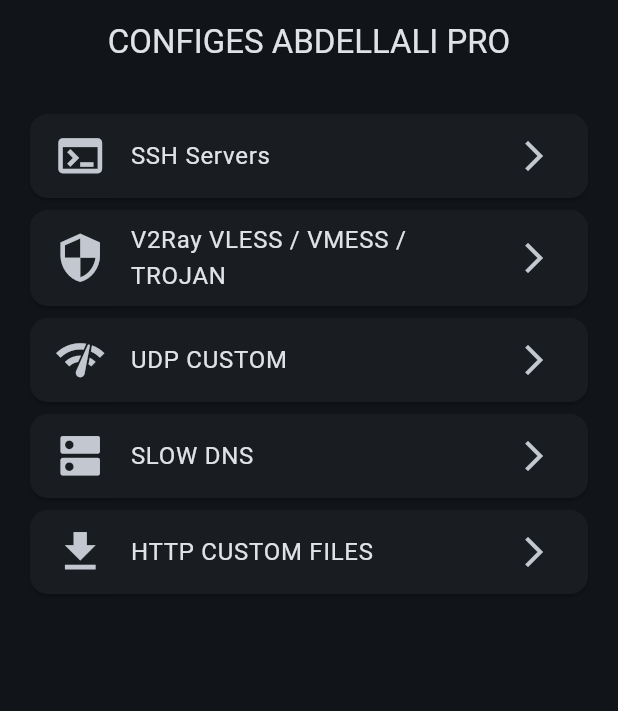
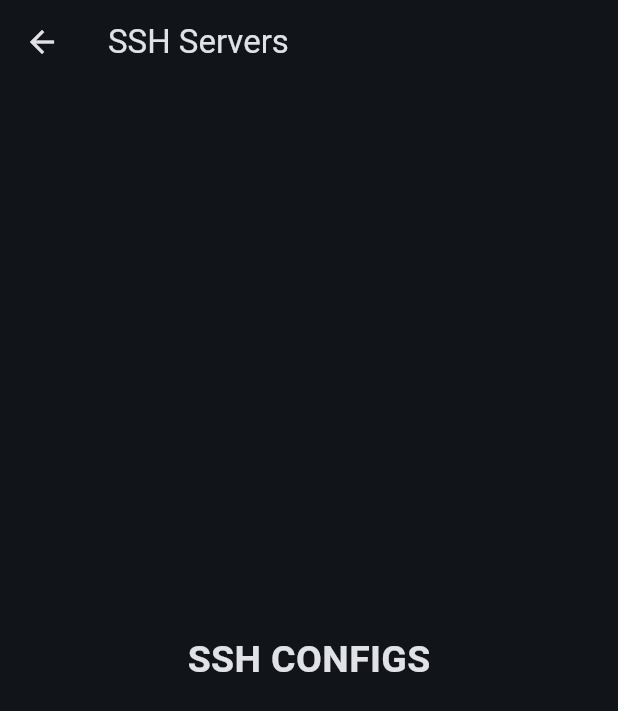
Before and after one commit to hakimfreefire2008-a11y/ABDELLALI.X.VPS, a Flutter app: the screen it shows after launch, after a tap on "SSH Servers", on a phone screen of 412 x 824 dp. Shown: the top 711 px of the screen. Run offline on Flutter 3.47's test engine with Material 3 defaults, Android fonts, the phone set to English and light mode, and no system bars.

Commit message:
Add navigation and SSH page

```diff
--- a/lib/screens/home_screen.dart
+++ b/lib/screens/home_screen.dart
@@ -1,41 +1,55 @@
 import 'package:flutter/material.dart';
 
+import 'ssh_screen.dart';
+import 'v2ray_screen.dart';
+import 'udp_screen.dart';
+import 'slowdns_screen.dart';
+import 'hc_files_screen.dart';
+
+
 class HomeScreen extends StatelessWidget {
+
   const HomeScreen({super.key});
 
 
-  final List<Map<String, dynamic>> services = const [
+  @override
+  Widget build(BuildContext context) {
+
+
+    final items = [
 
       {
-      "name": "SSH Servers",
+        "title": "SSH Servers",
         "icon": Icons.terminal,
+        "page": const SshScreen(),
       },
 
       {
-      "name": "V2Ray VLESS / VMESS / TROJAN",
+        "title": "V2Ray VLESS / VMESS / TROJAN",
         "icon": Icons.security,
+        "page": const V2RayScreen(),
       },
 
       {
-      "name": "UDP CUSTOM",
+        "title": "UDP CUSTOM",
         "icon": Icons.network_check,
+        "page": const UdpScreen(),
       },
 
       {
-      "name": "SLOW DNS",
+        "title": "SLOW DNS",
         "icon": Icons.dns,
+        "page": const SlowDnsScreen(),
       },
 
       {
-      "name": "HTTP CUSTOM FILES",
+        "title": "HTTP CUSTOM FILES",
         "icon": Icons.file_download,
+        "page": const HcFilesScreen(),
       },
 
     ];
 
-
-  @override
-  Widget build(BuildContext context) {
 
     return Scaffold(
 
@@ -51,23 +65,24 @@ class HomeScreen extends StatelessWidget {
 
         padding: const EdgeInsets.all(16),
 
-        itemCount: services.length,
+        itemCount: items.length,
 
 
         itemBuilder: (context,index){
+
 
           return Card(
 
             child: ListTile(
 
               leading: Icon(
-                services[index]["icon"],
+                items[index]["icon"] as IconData,
                 size: 35,
               ),
 
 
               title: Text(
-                services[index]["name"],
+                items[index]["title"] as String,
               ),
 
 
@@ -76,11 +91,28 @@ class HomeScreen extends StatelessWidget {
               ),
 
 
-              onTap: () {},
+              onTap: () {
+
+                Navigator.push(
+
+                  context,
+
+                  MaterialPageRoute(
+
+                    builder: (_) =>
+                        items[index]["page"] as Widget,
 
                   ),
 
                 );
+
+              },
+
+
+            ),
+
+          );
+
 
         },
 
@@ -89,4 +121,5 @@ class HomeScreen extends StatelessWidget {
     );
 
   }
+
 }
--- a/lib/screens/ssh_screen.dart
+++ b/lib/screens/ssh_screen.dart
@@ -0,0 +1,34 @@
+import 'package:flutter/material.dart';
+
+class SshScreen extends StatelessWidget {
+
+  const SshScreen({super.key});
+
+
+  @override
+  Widget build(BuildContext context) {
+
+    return Scaffold(
+
+      appBar: AppBar(
+        title: const Text("SSH Servers"),
+      ),
+
+
+      body: const Center(
+
+        child: Text(
+          "SSH CONFIGS",
+          style: TextStyle(
+            fontSize: 25,
+            fontWeight: FontWeight.bold,
+          ),
+        ),
+
+      ),
+
+    );
+
+  }
+
+}
```
Lines whose indentation alone changed are shown as unchanged.
